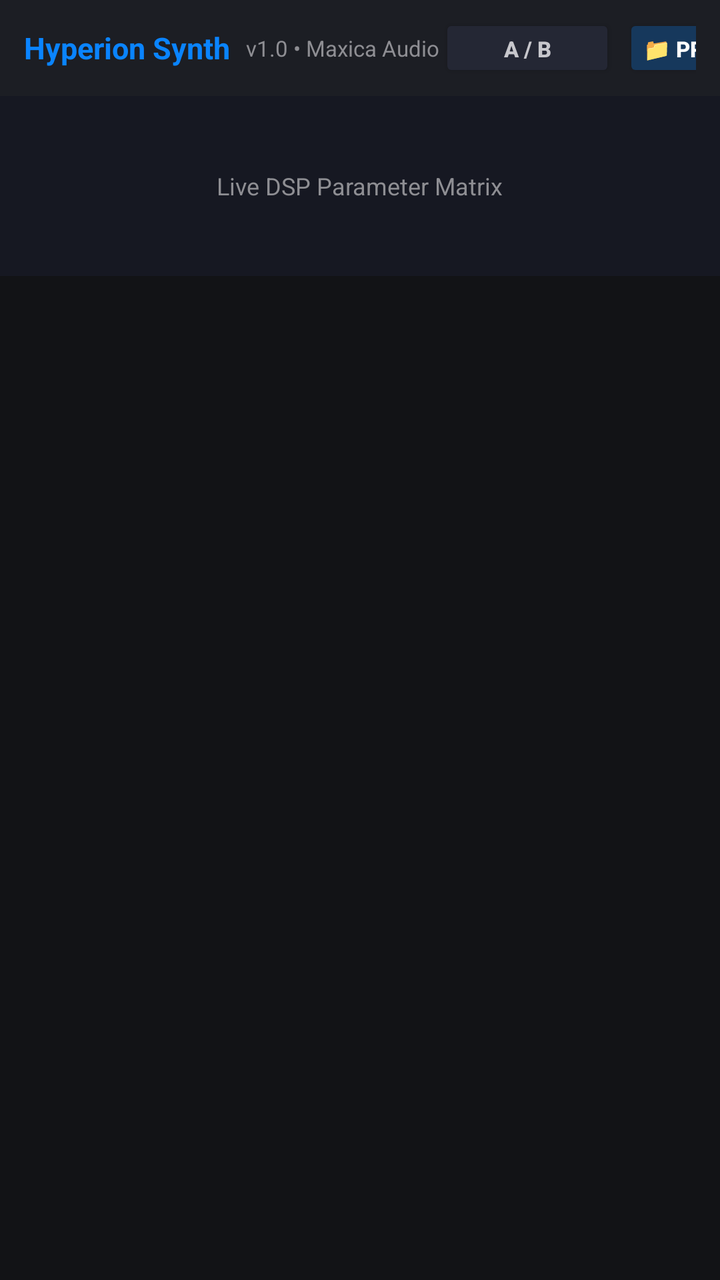
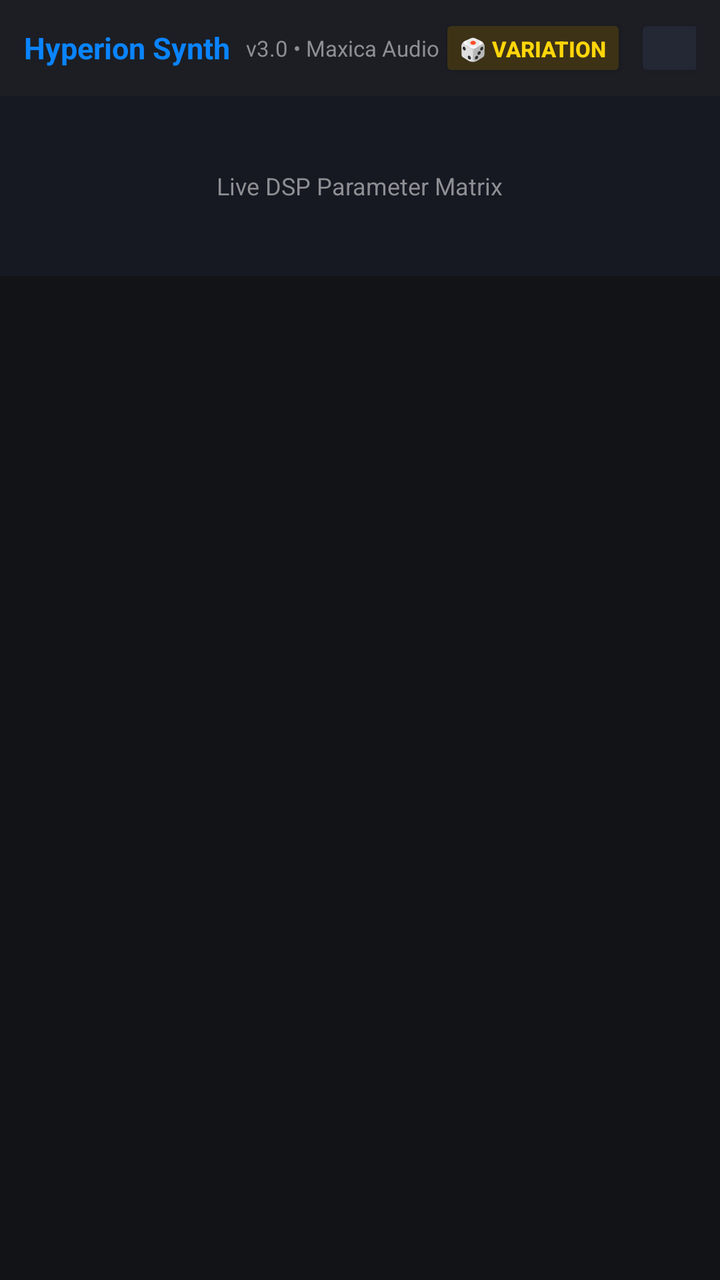

Screens rendered from an Android XML layout before and after an edit, with the pre-edit source and the edit as a unified diff.
<!-- AndroidManifest.xml: application theme Theme.Cobass -->
<!-- res/layout/dialog_plugin_host.xml -->
<?xml version="1.0" encoding="utf-8"?>
<LinearLayout xmlns:android="http://schemas.android.com/apk/res/android"
    android:layout_width="match_parent"
    android:layout_height="match_parent"
    android:orientation="vertical"
    android:background="@color/bg_dark">

    
    <LinearLayout
        android:layout_width="match_parent"
        android:layout_height="48dp"
        android:orientation="horizontal"
        android:gravity="center_vertical"
        android:background="@color/bg_surface"
        android:paddingStart="12dp"
        android:paddingEnd="12dp">

        <TextView
            android:id="@+id/txtPluginTitle"
            android:layout_width="wrap_content"
            android:layout_height="wrap_content"
            android:text="Hyperion Synth"
            android:textColor="@color/cubase_blue"
            android:textSize="15sp"
            android:textStyle="bold"
            android:singleLine="true" />

        <TextView
            android:id="@+id/txtPluginVendor"
            android:layout_width="wrap_content"
            android:layout_height="wrap_content"
            android:layout_marginStart="8dp"
            android:text="v1.0 • Maxica Audio"
            android:textColor="@color/cubase_text_dim"
            android:textSize="11sp" />

        <View
            android:layout_width="0dp"
            android:layout_height="1dp"
            android:layout_weight="1" />

        
        <Button
            android:id="@+id/btnAbCompare"
            android:layout_width="wrap_content"
            android:layout_height="34dp"
            android:text="A / B"
            android:textColor="#C7C7CC"
            android:textSize="11sp"
            android:textStyle="bold"
            android:backgroundTint="#242734"
            android:paddingStart="10dp"
            android:paddingEnd="10dp" />

        
        <Button
            android:id="@+id/btnPluginPresets"
            android:layout_width="wrap_content"
            android:layout_height="34dp"
            android:layout_marginStart="4dp"
            android:text="📁 PRESETS ▾"
            android:textColor="#FFFFFF"
            android:textSize="11sp"
            android:textStyle="bold"
            android:backgroundTint="#16385C"
            android:paddingStart="10dp"
            android:paddingEnd="10dp" />

        
        <Button
            android:id="@+id/btnSavePatch"
            android:layout_width="wrap_content"
            android:layout_height="34dp"
            android:layout_marginStart="4dp"
            android:text="💾 SAVE"
            android:textColor="#30D158"
            android:textSize="11sp"
            android:textStyle="bold"
            android:backgroundTint="#163824"
            android:paddingStart="10dp"
            android:paddingEnd="10dp" />

        
        <Button
            android:id="@+id/btnPluginBypass"
            android:layout_width="wrap_content"
            android:layout_height="34dp"
            android:layout_marginStart="4dp"
            android:text="⚡ BYPASS"
            android:textColor="#FF453A"
            android:textSize="11sp"
            android:textStyle="bold"
            android:backgroundTint="#242734"
            android:paddingStart="10dp"
            android:paddingEnd="10dp" />

        
        <Button
            android:id="@+id/btnClosePluginDialog"
            android:layout_width="38dp"
            android:layout_height="34dp"
            android:layout_marginStart="8dp"
            android:text="✕"
            android:textColor="#FFFFFF"
            android:textSize="14sp"
            android:backgroundTint="#3A3A3C"
            android:padding="0dp" />
    </LinearLayout>

    
    <FrameLayout
        android:id="@+id/pluginVisualizerContainer"
        android:layout_width="match_parent"
        android:layout_height="90dp"
        android:background="#161822"
        android:padding="8dp">

        <TextView
            android:id="@+id/txtVisualizerInfo"
            android:layout_width="wrap_content"
            android:layout_height="wrap_content"
            android:layout_gravity="center"
            android:text="Live DSP Parameter Matrix"
            android:textColor="@color/cubase_text_dim"
            android:textSize="12sp" />
    </FrameLayout>

    
    <ScrollView
        android:layout_width="match_parent"
        android:layout_height="0dp"
        android:layout_weight="1"
        android:background="@color/bg_dark"
        android:padding="12dp">

        <LinearLayout
            android:id="@+id/paramMatrixContainer"
            android:layout_width="match_parent"
            android:layout_height="wrap_content"
            android:orientation="vertical" />
    </ScrollView>

</LinearLayout>
<!-- resources referenced by this layout -->
<resources>
  <color name="bg_dark">#121316</color>
  <color name="bg_surface">#1C1E24</color>
  <color name="cubase_blue">#0A84FF</color>
  <color name="cubase_text_dim">#8E8E93</color>
  <style name="Theme.Cobass" parent="Theme.AppCompat.NoActionBar">
          <item name="android:windowBackground">@color/bg_dark</item>
          <item name="android:textColor">@color/cubase_text</item>
          <item name="android:colorAccent">@color/cubase_blue</item>
      </style>
  <color name="cubase_text">#F2F2F7</color>
</resources>

<!-- the commit's change to res/layout/dialog_plugin_host.xml (unified diff, before → after) -->
@@ -30,7 +30,7 @@
             android:layout_width="wrap_content"
             android:layout_height="wrap_content"
             android:layout_marginStart="8dp"
-            android:text="v1.0 • Maxica Audio"
+            android:text="v3.0 • Maxica Audio"
             android:textColor="@color/cubase_text_dim"
             android:textSize="11sp" />
 
@@ -41,9 +41,23 @@
 
         
         <Button
+            android:id="@+id/btnPluginVariation"
+            android:layout_width="wrap_content"
+            android:layout_height="34dp"
+            android:text="🎲 VARIATION"
+            android:textColor="#FFD60A"
+            android:textSize="11sp"
+            android:textStyle="bold"
+            android:backgroundTint="#3D3216"
+            android:paddingStart="10dp"
+            android:paddingEnd="10dp" />
+
+        
+        <Button
             android:id="@+id/btnAbCompare"
             android:layout_width="wrap_content"
             android:layout_height="34dp"
+            android:layout_marginStart="4dp"
             android:text="A / B"
             android:textColor="#C7C7CC"
             android:textSize="11sp"
